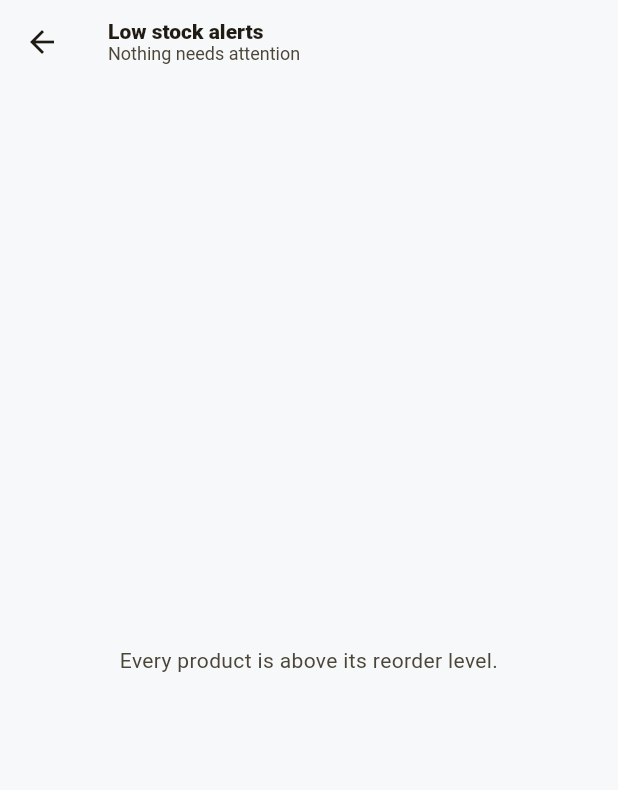
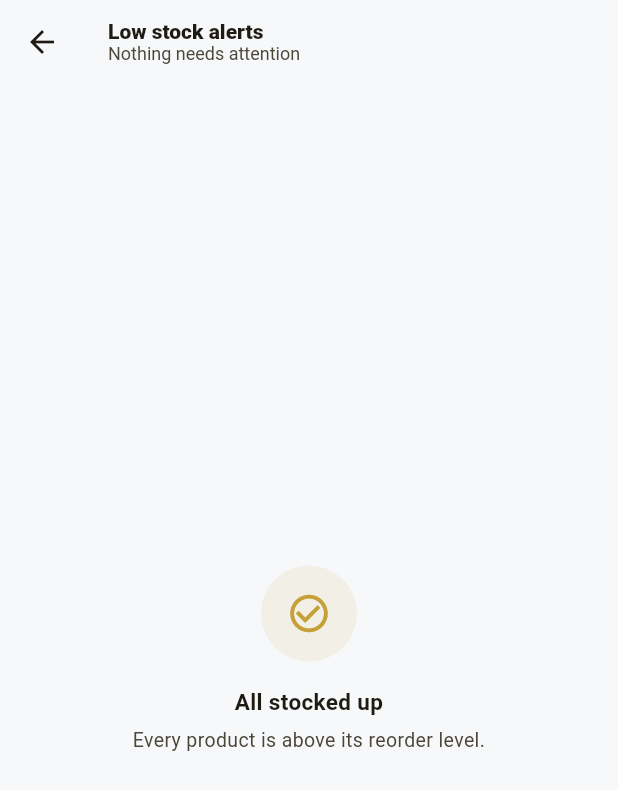
Before and after one commit to gettieCodie/aestheticManagementSystem, a Flutter app: the InventoryPage screen opened directly, after a tap on "Low stock alerts", on a phone screen of 412 x 824 dp. Shown: the top 790 px of the screen. Run offline on Flutter 3.47's test engine with Material 3 defaults, Android fonts, the phone set to English and light mode, and no system bars; our stand-ins replace cloud_firestore, firebase_core, firebase_storage, image_picker; accounts and stored records are empty; statements that could not run were skipped.

Commit message:
fixed some workflows specifically on pos and admin side

```diff
--- /dev/null
+++ b/luxi_management/lib/core/widgets/empty_state.dart
@@ -0,0 +1,61 @@
+import 'package:flutter/material.dart';
+
+/// Consistent "nothing here yet" placeholder used across list/history pages.
+///
+/// Pairs a soft icon badge with a title and optional supporting message so
+/// empty pages read as designed states rather than blank screens.
+class EmptyState extends StatelessWidget {
+  const EmptyState({
+    super.key,
+    required this.icon,
+    required this.title,
+    this.message,
+    this.padding = const EdgeInsets.symmetric(horizontal: 32, vertical: 40),
+  });
+
+  final IconData icon;
+  final String title;
+  final String? message;
+  final EdgeInsetsGeometry padding;
+
+  @override
+  Widget build(BuildContext context) {
+    final scheme = Theme.of(context).colorScheme;
+
+    return Padding(
+      padding: padding,
+      child: Column(
+        mainAxisSize: MainAxisSize.min,
+        children: [
+          Container(
+            width: 64,
+            height: 64,
+            decoration: BoxDecoration(
+              color: scheme.primary.withValues(alpha: 0.1),
+              shape: BoxShape.circle,
+            ),
+            child: Icon(icon, size: 30, color: scheme.primary),
+          ),
+          const SizedBox(height: 16),
+          Text(
+            title,
+            textAlign: TextAlign.center,
+            style: TextStyle(
+              fontSize: 15,
+              fontWeight: FontWeight.w700,
+              color: scheme.onSurface,
+            ),
+          ),
+          if (message != null) ...[
+            const SizedBox(height: 6),
+            Text(
+              message!,
+              textAlign: TextAlign.center,
+              style: TextStyle(fontSize: 13, color: scheme.onSurfaceVariant),
+            ),
+          ],
+        ],
+      ),
+    );
+  }
+}
--- a/luxi_management/lib/features/admin/presentation/pages/inventory_mobile.dart
+++ b/luxi_management/lib/features/admin/presentation/pages/inventory_mobile.dart
@@ -5,6 +5,7 @@ import 'package:provider/provider.dart';
 import '../../../../core/utils/formatters.dart';
 import '../../../../core/utils/validators.dart';
 import '../../../../core/widgets/app_toast.dart';
+import '../../../../core/widgets/empty_state.dart';
 import '../../../auth/state/auth_controller.dart';
 import '../../models/product.dart';
 import '../../models/stock_movement.dart';
@@ -238,10 +239,20 @@ class InventoryMobilePage extends StatelessWidget {
         ),
         const SizedBox(height: 6),
         if (needs.isEmpty)
-          Padding(
-            padding: const EdgeInsets.symmetric(vertical: 20),
-            child: Text('Everything is well stocked.',
-                style: TextStyle(color: scheme.onSurfaceVariant)),
+          Container(
+            width: double.infinity,
+            padding: const EdgeInsets.symmetric(vertical: 20, horizontal: 16),
+            decoration: _cardDecoration(scheme),
+            child: Row(
+              mainAxisAlignment: MainAxisAlignment.center,
+              children: [
+                Icon(Icons.check_circle_outline,
+                    size: 20, color: scheme.onSurfaceVariant),
+                const SizedBox(width: 8),
+                Text('Everything is well stocked.',
+                    style: TextStyle(color: scheme.onSurfaceVariant)),
+              ],
+            ),
           ),
         for (final p in needs.take(3))
           Padding(
@@ -1755,7 +1766,6 @@ class LowStockAlertsPage extends StatelessWidget {
   @override
   Widget build(BuildContext context) {
     final admin = context.watch<AdminStore>();
-    final scheme = Theme.of(context).colorScheme;
 
     final needs = admin.needsReplenishment;
     final expiring = admin.products
@@ -1769,12 +1779,11 @@ class LowStockAlertsPage extends StatelessWidget {
           ? 'Nothing needs attention'
           : '$total product(s) need attention',
       child: total == 0
-          ? Center(
-              child: Padding(
-                padding: const EdgeInsets.all(32),
-                child: Text('Every product is above its reorder level.',
-                    textAlign: TextAlign.center,
-                    style: TextStyle(color: scheme.onSurfaceVariant)),
+          ? const Center(
+              child: EmptyState(
+                icon: Icons.check_circle_outline,
+                title: 'All stocked up',
+                message: 'Every product is above its reorder level.',
               ),
             )
           : ListView(
--- a/luxi_management/lib/features/admin/presentation/pages/inventory_page.dart
+++ b/luxi_management/lib/features/admin/presentation/pages/inventory_page.dart
@@ -5,6 +5,7 @@ import 'package:provider/provider.dart';
 import '../../../../core/constants/app_spacing.dart';
 import '../../../../core/utils/formatters.dart';
 import '../../../../core/utils/responsive.dart';
+import '../../../../core/widgets/empty_state.dart';
 import '../../../auth/state/auth_controller.dart';
 import '../../models/product.dart';
 import '../../models/stock_movement.dart';
@@ -179,16 +180,16 @@ class _InventoryPageState extends State<InventoryPage> {
             label: const Text('Add Product'),
           ),
           child: products.isEmpty
-              ? Padding(
-                  padding: const EdgeInsets.symmetric(vertical: 24),
-                  child: Text(
-                    all.isEmpty
-                        ? 'No products yet. Add your first one.'
-                        : 'No products match these filters.',
-                    style: TextStyle(
-                        color: Theme.of(context).colorScheme.onSurfaceVariant),
-                  ),
-                )
+              ? (all.isEmpty
+                  ? const EmptyState(
+                      icon: Icons.inventory_2_outlined,
+                      title: 'No products yet',
+                      message: 'Add your first one to get started.',
+                    )
+                  : const EmptyState(
+                      icon: Icons.search_off_rounded,
+                      title: 'No products match these filters',
+                    ))
               : SingleChildScrollView(
                   scrollDirection: Axis.horizontal,
                   child: DataTable(
--- a/luxi_management/lib/features/billing/models/invoice.dart
+++ b/luxi_management/lib/features/billing/models/invoice.dart
@@ -50,12 +50,17 @@ class InvoiceLineItem {
     required this.type, // 'package' | 'service' | 'product'
     required this.quantity,
     required this.unitPrice,
+    this.productId,
   });
 
   final String name;
   final String type;
   final int quantity;
   final double unitPrice;
+
+  /// Set only for `type == 'product'` — links this line back to the
+  /// [Product] whose stock the sale should deduct.
+  final String? productId;
 
   double get lineTotal => quantity * unitPrice;
 }
--- a/luxi_management/lib/features/billing/services/billing_repository.dart
+++ b/luxi_management/lib/features/billing/services/billing_repository.dart
@@ -69,6 +69,7 @@ class BillingRepository {
               type: m['type'] as String? ?? 'service',
               quantity: (m['quantity'] as num?)?.toInt() ?? 1,
               unitPrice: (m['unitPrice'] as num?)?.toDouble() ?? 0,
+              productId: m['productId'] as String?,
             ))
         .toList();
     final branchId = data['branchId'] as String?;
@@ -146,6 +147,7 @@ class BillingRepository {
             'quantity': i.quantity,
             'unitPrice': i.unitPrice,
             'lineTotal': i.lineTotal,
+            'productId': ?i.productId,
           },
       ],
       'subtotal': subtotal,
```
Also changed, not shown: luxi_management/lib/features/admin/presentation/pages/dashboard_page.dart (+12 -1 lines), luxi_management/lib/features/admin/presentation/pages/pos_config_page.dart (+5 -3 lines), luxi_management/lib/features/admin/presentation/pages/sales_history_page.dart (+15 -6 lines), luxi_management/lib/features/billing/presentation/record_payment_dialog.dart (+12 -1 lines), luxi_management/lib/features/staff/presentation/pages/client_records_page.dart (+22 -8 lines), luxi_management/lib/features/staff/presentation/pages/pos_page.dart (+48 -10 lines), luxi_management/lib/features/staff/presentation/pages/scheduling_page.dart (+13 -6 lines), 2 other files.
